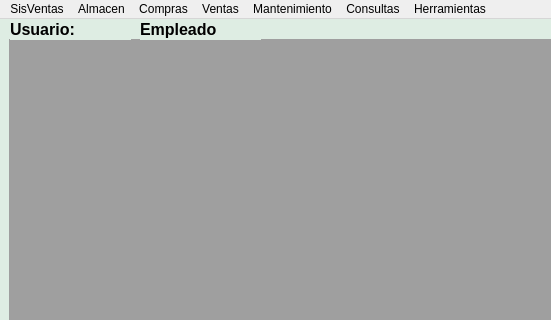
Old version of the form Sistema de ventas/ui/FrmPrincipal.ui in the repository CodeDrTech/DevelopPython; both pictures show x 0 to 551 and y 0 to 320 of the 1236 by 874 pixel window.
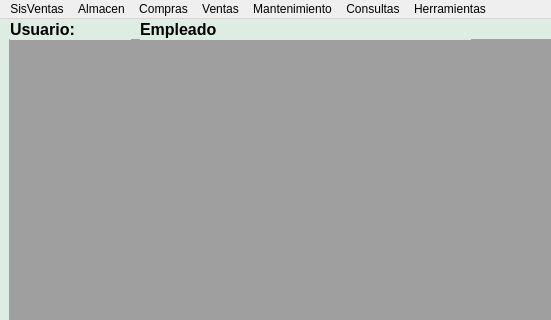
New version of the form.

Diff of the .ui file:
```diff
--- a/Sistema de ventas/ui/FrmPrincipal.ui
+++ b/Sistema de ventas/ui/FrmPrincipal.ui
@@ -83,13 +83,13 @@
      <rect>
       <x>140</x>
       <y>0</y>
-      <width>121</width>
+      <width>331</width>
       <height>21</height>
      </rect>
     </property>
     <property name="font">
      <font>
-      <pointsize>1</pointsize>
+      <pointsize>-1</pointsize>
       <bold>true</bold>
      </font>
     </property>
```
Left out of the diff: 2 changed lines with no effect on the pictures.
